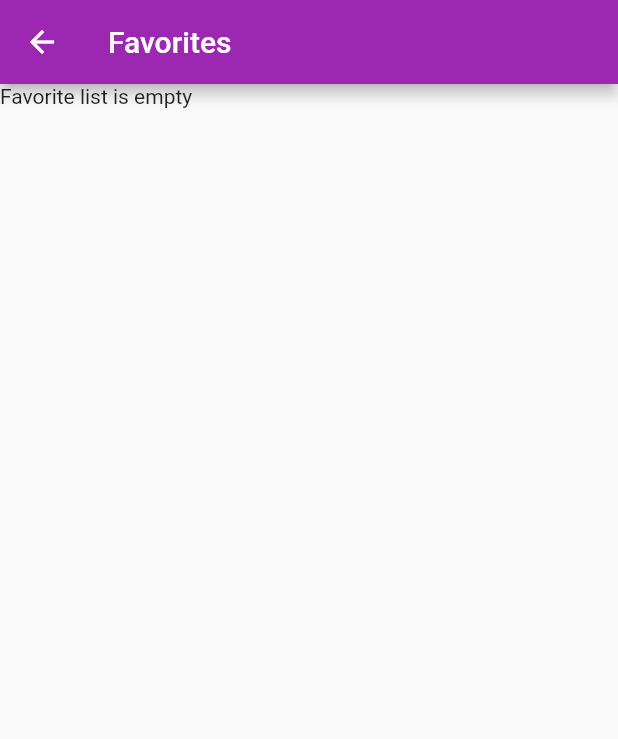
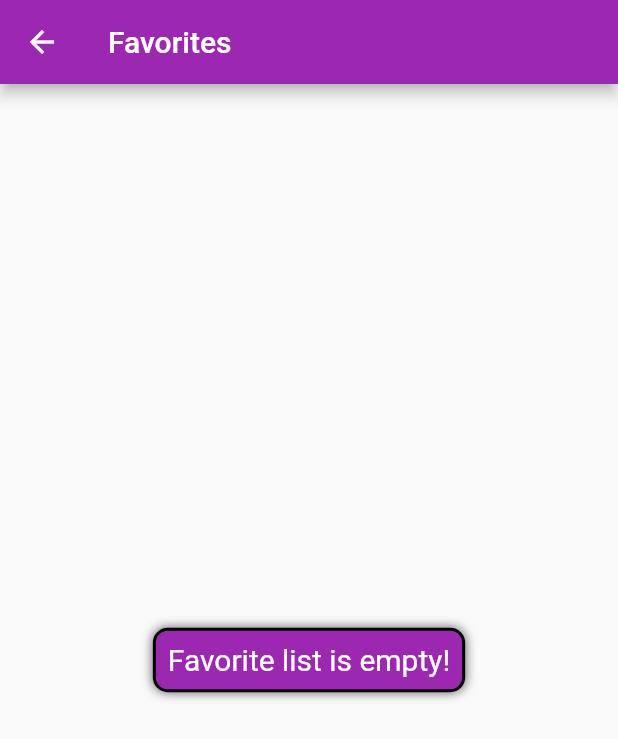
Before and after one commit to Dommma/regens_assigment, a Flutter app: the screen it shows after launch, after a tap on the "favorite" icon, on a phone screen of 412 x 824 dp. Shown: the top 739 px of the screen. Run offline on Flutter 3.47's test engine with Material 2 defaults, Android fonts, the phone set to English and light mode, and no system bars; our stand-ins replace badges, flutter_riverpod; network calls fail.

Commit message:
MessageBoxWidget added

```diff
--- a/lib/ui/screens/favorite_screen.dart
+++ b/lib/ui/screens/favorite_screen.dart
@@ -1,4 +1,3 @@
-import 'package:assignment/providers/providers.dart';
 import 'package:assignment/ui/widgets/favorite_screen_body_widget.dart';
 import 'package:flutter/material.dart';
 import 'package:flutter_riverpod/flutter_riverpod.dart';
@@ -7,12 +6,11 @@ class FavoriteScreen extends ConsumerWidget {
 
   @override
   Widget build(BuildContext context, WidgetRef ref) {
-    var favs = ref.watch(favoritesProvider);
     return Scaffold(
       appBar: AppBar(
         title: const Text("Favorites"),
         leading: IconButton(
-          icon: Icon(Icons.arrow_back),
+          icon: const Icon(Icons.arrow_back),
           onPressed: () {
             Navigator.pop(context);
           },
--- a/lib/ui/screens/home_screen.dart
+++ b/lib/ui/screens/home_screen.dart
@@ -1,4 +1,3 @@
-import 'package:assignment/dtos/category_response.dart';
 import 'package:assignment/providers/providers.dart';
 import 'package:assignment/ui/screens/favorite_screen.dart';
 import 'package:assignment/ui/styles/text_styles.dart';
@@ -35,7 +34,7 @@ class HomeScreen extends ConsumerWidget {
                   icon: const Icon(Icons.filter_alt_outlined)),
               badges.Badge(
                   position: badges.BadgePosition.topEnd(top: 0, end: 3),
-                  animationDuration: Duration(milliseconds: 300),
+                  animationDuration: const Duration(milliseconds: 300),
                   animationType: badges.BadgeAnimationType.slide,
                   badgeContent: Text(ref.watch(favoritesProvider).length.toString(), style: CustomTextStyle.badgeFont,),
                   child: IconButton(
--- a/lib/ui/styles/text_styles.dart
+++ b/lib/ui/styles/text_styles.dart
@@ -15,4 +15,9 @@ class CustomTextStyle {
     color: Color(0xFFFFFFFF),
     fontWeight: FontWeight.bold
   );
+
+  static TextStyle get messageBoxFont => const TextStyle(
+      color: Color(0xFFFFFFFF),
+      fontSize: 20
+  );
 }
--- a/lib/ui/widgets/favorite_screen_body_widget.dart
+++ b/lib/ui/widgets/favorite_screen_body_widget.dart
@@ -1,5 +1,6 @@
 import 'package:assignment/providers/providers.dart';
 import 'package:assignment/ui/widgets/item_widget.dart';
+import 'package:assignment/ui/widgets/message_box_widget.dart';
 import 'package:flutter/material.dart';
 import 'package:flutter_riverpod/flutter_riverpod.dart';
 
@@ -9,7 +10,7 @@ class FavoriteScreenBodyWidget extends ConsumerWidget {
   Widget build(BuildContext context, WidgetRef ref) {
     final favs = ref.watch(favoritesProvider);
     if(favs.isEmpty) {
-      return Text("Favorite list is empty");
+      return MessageBoxWidget(message: "Favorite list is empty!");
     } else {
       return ListView.builder(
             itemCount: favs.length,
--- a/lib/ui/widgets/home_screen_body_widget.dart
+++ b/lib/ui/widgets/home_screen_body_widget.dart
@@ -1,5 +1,6 @@
 import 'package:assignment/providers/providers.dart';
 import 'package:assignment/ui/widgets/item_widget.dart';
+import 'package:assignment/ui/widgets/message_box_widget.dart';
 import 'package:flutter/material.dart';
 import 'package:flutter_riverpod/flutter_riverpod.dart';
 
@@ -9,7 +10,7 @@ class HomeScreenBodyWidget extends ConsumerWidget {
   Widget build(BuildContext context, WidgetRef ref) {
     final category = ref.watch(currectCategoryProvider);
     if(category=="") {
-      return Text("Select category");
+      return MessageBoxWidget(message: "No category selected!");
     } else {
       final cocktails = ref.watch(getCocktailsByCategoryProvider);
       return cocktails.when(
--- a/lib/ui/widgets/item_widget.dart
+++ b/lib/ui/widgets/item_widget.dart
@@ -13,7 +13,6 @@ class ItemWidget extends ConsumerWidget {
   @override
   Widget build(BuildContext context, WidgetRef ref) {
     final favs = ref.watch(favoritesProvider);
-
     var cocktail = providerType==ProviderType.CATEGORY ? ref.read(getCocktailsByCategoryProvider).value!.cocktails[index] : ref.read(favoritesProvider)[index];
     return Stack(
       alignment: Alignment.bottomLeft,
@@ -56,9 +55,8 @@ class ItemWidget extends ConsumerWidget {
                       oldState.add(cocktail);
                     }
                     ref.read(favoritesProvider.notifier).state = oldState.toList();
-                    print("Fav length: ${favs.length}");
                   },
-                  icon: Icon(Icons.favorite, size: 30, color: checkFavoriteContains(favs, cocktail)? Colors.red : Color(0xFFFFFFFF),)
+                  icon: Icon(Icons.favorite, size: 30, color: checkFavoriteContains(favs, cocktail)? Colors.red : const Color(0xFFFFFFFF),)
               )
             ],
           ),
--- /dev/null
+++ b/lib/ui/widgets/message_box_widget.dart
@@ -0,0 +1,32 @@
+import 'package:assignment/ui/styles/text_styles.dart';
+import 'package:flutter/cupertino.dart';
+import 'package:flutter/material.dart';
+
+class MessageBoxWidget extends StatelessWidget {
+  String message;
+  MessageBoxWidget({required this.message});
+
+  @override
+  Widget build(BuildContext context) {
+    return Center(
+      child: DecoratedBox(
+          decoration: BoxDecoration(
+              color: Theme.of(context).primaryColor,
+              border: Border.all(color: Colors.black, width:2), //border of dropdown button
+              borderRadius: BorderRadius.circular(10), //border raiuds of dropdown button
+              boxShadow: const <BoxShadow>[ //apply shadow on Dropdown button
+                BoxShadow(
+                    color: Color.fromRGBO(0, 0, 0, 0.57), //shadow for button
+                    blurRadius: 5) //blur radius of shadow
+              ]
+          ),
+          child: Padding(
+            padding: const EdgeInsets.all(10),
+            child: Text(message, style: CustomTextStyle.messageBoxFont,),
+          )
+
+      )
+    );
+  }
+
+}
```
Also changed, not shown: lib/ui/widgets/dialog_widget.dart (+5 -5 lines).
